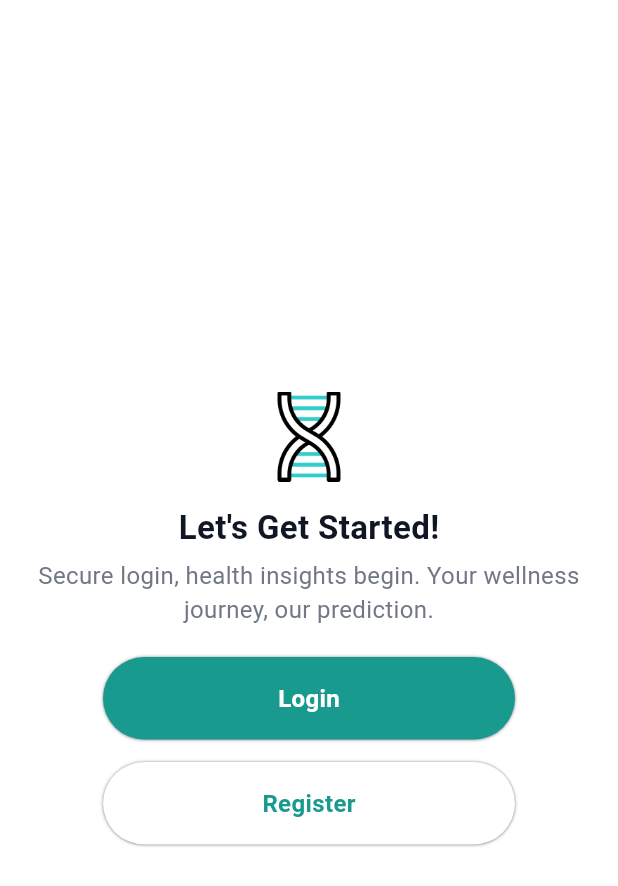
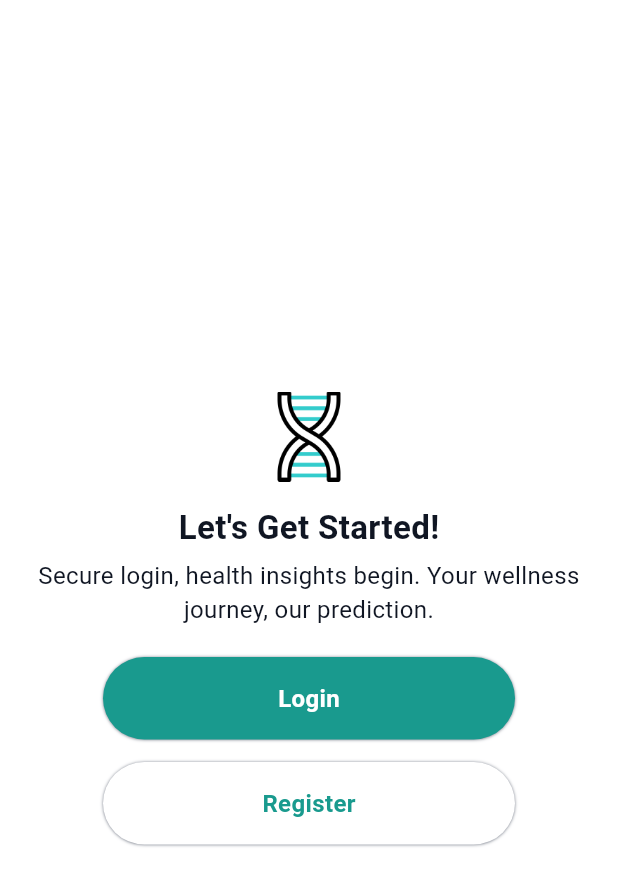
Before and after one commit to itssss-sweta/Disease-Prediction, a Flutter app: the screen it shows after launch, on a phone screen of 412 x 824 dp. Shown: the top 886 px of the screen. Run offline on Flutter 3.47's test engine with Material 3 defaults, Android fonts, the light colour scheme and no system bars.

Commit message:
refactor: class for constabt textstyles

```diff
--- a/lib/core/constants/textstyle.dart
+++ b/lib/core/constants/textstyle.dart
@@ -1,58 +1,81 @@
 import 'package:dis_pred/core/constants/colors.dart';
 import 'package:flutter/material.dart';
 
-TextStyle bold22 = TextStyle(
+class TextStyleCustomized {
+  /// Bold font weight and font size 22,color black
+  static TextStyle bold22black = TextStyle(
     color: ColorPalate.black,
     fontWeight: FontWeight.bold,
     fontSize: 22,
   );
-TextStyle bold18 = TextStyle(
+
+  /// Bold font weight and font size 18, color black
+  static TextStyle bold18black = TextStyle(
     color: ColorPalate.black,
     fontWeight: FontWeight.bold,
     fontSize: 22,
   );
-TextStyle medium30 = TextStyle(
+
+  /// Medium font weight and font size 30, color grey
+  static TextStyle medium30grey = TextStyle(
     color: ColorPalate.grey,
     fontWeight: FontWeight.w500,
     fontSize: 30,
   );
-TextStyle medium15t = TextStyle(
+
+  /// Medium font weight and font size 15,color teal
+  static TextStyle medium15teal = TextStyle(
     color: ColorPalate.teal,
     fontWeight: FontWeight.w500,
     fontSize: 15,
   );
-TextStyle medium20b = TextStyle(
+
+  /// Medium font weight and font size 20,color black
+  static TextStyle medium20black = TextStyle(
     color: ColorPalate.black,
     fontWeight: FontWeight.w500,
     fontSize: 20,
   );
-TextStyle regular16 = TextStyle(
+
+  /// Regular font weight and font size 16,color grey
+  static TextStyle regular16grey = TextStyle(
     color: ColorPalate.grey,
     fontWeight: FontWeight.w400,
     fontSize: 16,
   );
-TextStyle regular16b = TextStyle(
+
+  /// Regular font weight and font size 16,color black
+  static TextStyle regular16black = TextStyle(
     color: ColorPalate.black,
     fontWeight: FontWeight.w400,
     fontSize: 16,
   );
-TextStyle semibold16w = TextStyle(
+
+  /// Semibold font weight and font size 16,color white
+  static TextStyle semibold16white = TextStyle(
     color: ColorPalate.white,
     fontWeight: FontWeight.w600,
     fontSize: 16,
   );
-TextStyle semibold16t = TextStyle(
+
+  /// Regular font weight and font size 16,color teal
+  static TextStyle semibold16teal = TextStyle(
     color: ColorPalate.teal,
     fontWeight: FontWeight.w600,
     fontSize: 16,
   );
-TextStyle bold20t = TextStyle(
+
+  /// Bold font weight and font size 20,color teal
+  static TextStyle bold20teal = TextStyle(
     color: ColorPalate.teal,
     fontWeight: FontWeight.bold,
     fontSize: 20,
   );
-TextStyle bold20w = TextStyle(
+
+  /// Bold font weight and font size 20,color white
+  static TextStyle bold20white = TextStyle(
     color: ColorPalate.white,
     fontWeight: FontWeight.bold,
     fontSize: 20,
   );
+}
--- a/lib/features/authentication/presentation/ui/components/border.dart
+++ b/lib/features/authentication/presentation/ui/components/border.dart
@@ -17,7 +17,7 @@ class SignBorder extends StatelessWidget {
         elevation: 0,
         title: Text(
           title ?? '',
-          style: bold20w,
+          style: TextStyleCustomized.bold20white,
         ),
         automaticallyImplyLeading: false,
         backgroundColor: ColorPalate.teal,
--- a/lib/features/authentication/presentation/ui/loginscreen.dart
+++ b/lib/features/authentication/presentation/ui/loginscreen.dart
@@ -36,7 +36,7 @@ class _LoginScreenState extends State<LoginScreen> {
           SizedBoxHeightAndWidth.sizedBoxHeight5,
           Text(
             'PredictWell',
-            style: semibold16t,
+            style: TextStyleCustomized.semibold16teal,
           ),
           SizedBoxHeightAndWidth.sizedBoxHeight35,
           TextContainer(
@@ -66,7 +66,7 @@ class _LoginScreenState extends State<LoginScreen> {
             child: Button(
               text: 'Login',
               color: ColorPalate.teal,
-              textStyle: semibold16w,
+              textStyle: TextStyleCustomized.semibold16white,
               onTap: () {},
             ),
           ),
@@ -78,7 +78,7 @@ class _LoginScreenState extends State<LoginScreen> {
                 children: [
                   TextSpan(
                     text: ' Sign Up',
-                    style: medium15t,
+                    style: TextStyleCustomized.medium15teal,
                     recognizer: TapGestureRecognizer()
                       ..onTap = () {
                         log('text tapped');
--- a/lib/features/authentication/presentation/ui/signscreen.dart
+++ b/lib/features/authentication/presentation/ui/signscreen.dart
@@ -31,21 +31,21 @@ class _SignScreenState extends State<SignScreen> {
             SizedBoxHeightAndWidth.sizedBoxHeight15,
             Text(
               'Let\'s Get Started!',
-              style: bold22,
+              style: TextStyleCustomized.bold22black,
             ),
             SizedBoxHeightAndWidth.sizedBoxHeight5,
             Text(
               //src:chatgpt
               'Secure login, health insights begin. Your wellness journey, our prediction.',
               softWrap: true,
-              style: regular16,
+              style: TextStyleCustomized.regular16black,
               textAlign: TextAlign.center,
             ),
             SizedBoxHeightAndWidth.sizedBoxHeight20,
             Button(
                 text: 'Login',
                 color: ColorPalate.teal,
-                textStyle: semibold16w,
+                textStyle: TextStyleCustomized.semibold16white,
                 onTap: () {
                   Navigator.pushNamed(context, Routes.loginScreen);
                   log('pressed');
@@ -54,7 +54,7 @@ class _SignScreenState extends State<SignScreen> {
             Button(
                 text: 'Register',
                 color: ColorPalate.white,
-                textStyle: semibold16t,
+                textStyle: TextStyleCustomized.semibold16teal,
                 onTap: () {
                   Navigator.pushNamed(context, Routes.signupScreen);
                   log('pressed');
--- a/lib/features/authentication/presentation/ui/signupscreen.dart
+++ b/lib/features/authentication/presentation/ui/signupscreen.dart
@@ -33,7 +33,7 @@ class _SignUpScreenState extends State<SignUpScreen> {
           SizedBoxHeightAndWidth.sizedBoxHeight5,
           Text(
             'PredictWell',
-            style: semibold16t,
+            style: TextStyleCustomized.semibold16teal,
           ),
           SizedBoxHeightAndWidth.sizedBoxHeight35,
           TextContainer(
@@ -70,7 +70,7 @@ class _SignUpScreenState extends State<SignUpScreen> {
             child: Button(
               text: 'Sign Up',
               color: ColorPalate.teal,
-              textStyle: semibold16w,
+              textStyle: TextStyleCustomized.semibold16white,
               onTap: () {},
             ),
           ),
--- a/lib/features/authentication/presentation/ui/splashscreen.dart
+++ b/lib/features/authentication/presentation/ui/splashscreen.dart
@@ -43,7 +43,7 @@ class _SplashScreenState extends State<SplashScreen> {
             Text(
               //ref:chatgpt
               'PredictWell',
-              style: medium30,
+              style: TextStyleCustomized.medium30grey,
             ),
           ],
         ),
```
Lines whose indentation alone changed are shown as unchanged.
